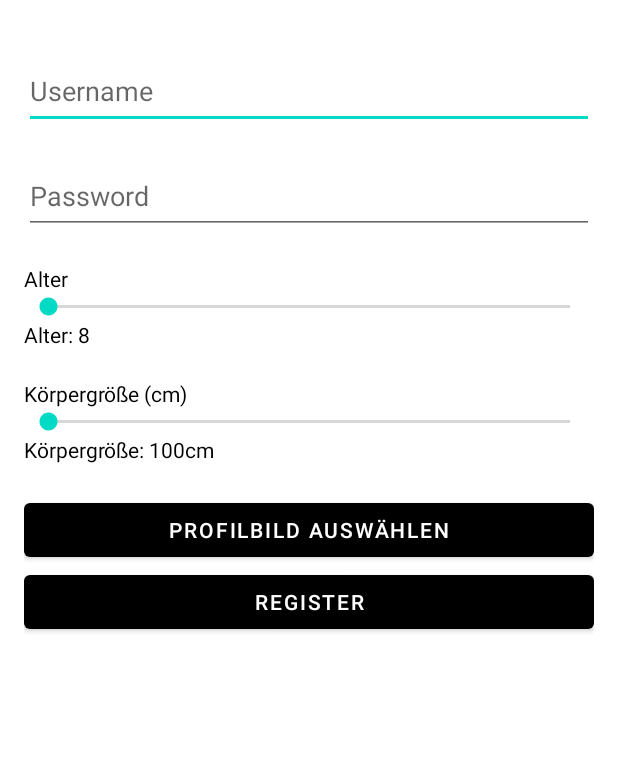
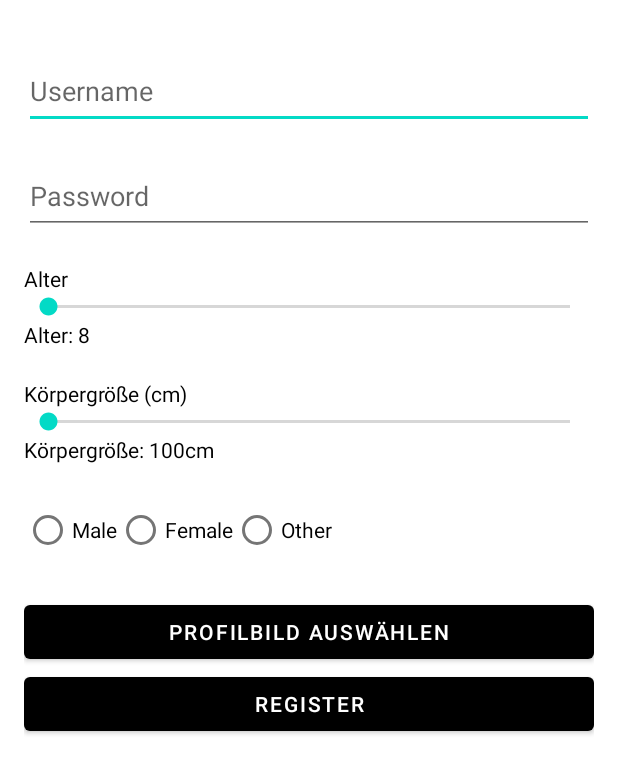
Before and after one commit to Marcinho2107/HydrationTracker, an Android app: the RegisterActivity screen opened directly, with no data from a screen before it, on a phone screen of 412 x 824 dp. Shown: the top 774 px of the screen. Run offline under Robolectric (Android 15) with nearby library versions, the light colour scheme and no system bars; Roboto replaces fonts that are not available here.

Commit message:
login prozess mit gender

```diff
--- a/app/src/main/java/com/example/hydrationtracker_git/UserPreferences.java
+++ b/app/src/main/java/com/example/hydrationtracker_git/UserPreferences.java
@@ -13,13 +13,14 @@ public class UserPreferences {
         sharedPreferences = context.getSharedPreferences(PREF_NAME, Context.MODE_PRIVATE);
     }
 
-    public void saveUser(String username, String password, int age, int height, String profileImagePath) {
+    public void saveUser(String username, String password, int age, int height, String profileImagePath, String gender) {
         SharedPreferences.Editor editor = sharedPreferences.edit();
         editor.putString("username", username);
         editor.putString("password", password);
         editor.putInt("age", age);
         editor.putInt("height", height);
         editor.putString("profileImagePath", profileImagePath);
+        editor.putString("gender", gender);
         editor.apply();
     }
 
@@ -35,7 +36,8 @@ public class UserPreferences {
         int age = sharedPreferences.getInt("age", 0);
         int height = sharedPreferences.getInt("height", 0);
         String profileImagePath = sharedPreferences.getString("profileImagePath", null);
+        String gender = sharedPreferences.getString("gender", null);
 
-        return new User(username, age, height, profileImagePath);
+        return new User(username, age, height, profileImagePath, gender);
     }
 }
--- a/app/src/main/res/layout/activity_register.xml
+++ b/app/src/main/res/layout/activity_register.xml
@@ -84,6 +84,35 @@
             android:layout_width="match_parent"
             android:layout_height="20dp"/>
 
+        <RadioGroup
+            android:id="@+id/radioGroupGender"
+            android:layout_width="match_parent"
+            android:layout_height="wrap_content"
+            android:orientation="horizontal">
+
+                <RadioButton
+                    android:id="@+id/radioMale"
+                    android:layout_width="wrap_content"
+                    android:layout_height="wrap_content"
+                    android:text="Male" />
+
+                <RadioButton
+                    android:id="@+id/radioFemale"
+                    android:layout_width="wrap_content"
+                    android:layout_height="wrap_content"
+                    android:text="Female" />
+
+                <RadioButton
+                    android:id="@+id/radioOther"
+                    android:layout_width="wrap_content"
+                    android:layout_height="wrap_content"
+                    android:text="Other" />
+        </RadioGroup>
+
+        <View
+            android:layout_width="match_parent"
+            android:layout_height="20dp"/>
+
         <Button
             android:id="@+id/btnSelectImage"
             android:layout_width="match_parent"
```
Also changed, not shown: app/src/main/java/com/example/hydrationtracker_git/RegisterActivity.java (+10 -1 lines), app/src/main/java/com/example/hydrationtracker_git/User.java (+44 -1 lines).
